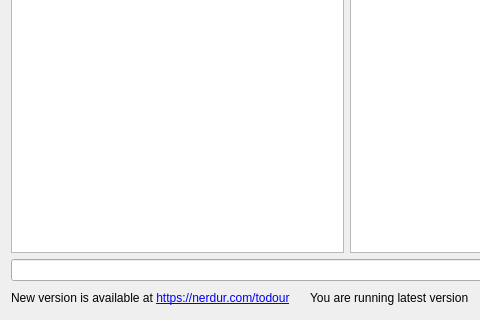
This is mainwindow.ui in shawnaxsom/inizio as Qt 5 draws it before an edit; both pictures show x 0 to 480 and y 100 to 420 of the 693 by 420 pixel window. The edited form follows.
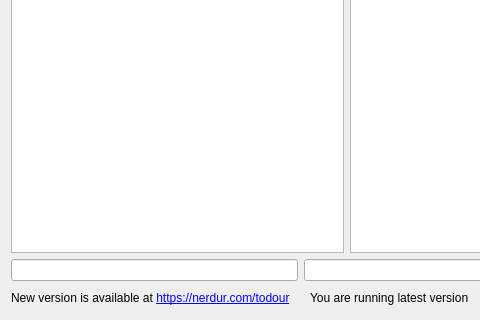
This is the edited form.

Commit message: Textbox allowing setting of default priority

What changed in the file:
```diff
--- a/mainwindow.ui
+++ b/mainwindow.ui
@@ -199,6 +199,16 @@
     </item>
     <item>
      <layout class="QHBoxLayout" name="horizontalLayout_2">
+      <item>
+       <widget class="QLineEdit" name="lineEdit_4">
+         <property name="sizeHint" stdset="0">
+          <size>
+           <width>40</width>
+           <height>20</height>
+          </size>
+         </property>
+  </widget>
+      </item>
       <item>
        <widget class="QLineEdit" name="lineEdit"/>
       </item>
```
The commit also changes 2 other files.
